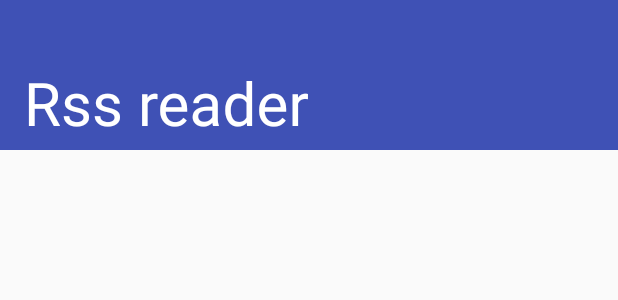
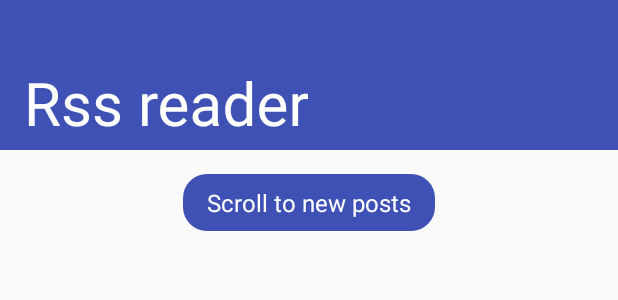
Before and after one commit to drukarev/RssReader, an Android app: the layout activity_main.xml on its own in the app's theme, with its tools: preview values and no code run, on a phone screen of 412 x 824 dp. Shown: the top 300 px of the screen. Run offline under Robolectric (Android 15) with nearby library versions, the phone set to English and light mode, and no system bars.

Commit message:
Add scroll-to-top-button for cases when list was updated when its top wasn't visible.

```diff
--- a/app/build.gradle
+++ b/app/build.gradle
@@ -55,6 +55,7 @@ dependencies {
     implementation "androidx.room:room-runtime:$room_version"
     kapt "androidx.room:room-compiler:$room_version"
     implementation "androidx.room:room-ktx:$room_version"
+    implementation "org.koin:koin-android:2.0.1"
 
     testImplementation 'junit:junit:4.12'
     androidTestImplementation 'androidx.test.ext:junit:1.1.1'
--- /dev/null
+++ b/app/src/main/res/drawable/button_state.xml
@@ -0,0 +1,9 @@
+<?xml version="1.0" encoding="utf-8"?>
+<selector xmlns:android="http://schemas.android.com/apk/res/android">
+    <item android:state_enabled="true">
+        <shape android:shape="rectangle">
+            <corners android:radius="@dimen/spaceM" />
+            <solid android:color="@color/colorPrimary" />
+        </shape>
+    </item>
+</selector>
--- a/app/src/main/res/layout/activity_main.xml
+++ b/app/src/main/res/layout/activity_main.xml
@@ -2,7 +2,8 @@
 <androidx.coordinatorlayout.widget.CoordinatorLayout xmlns:android="http://schemas.android.com/apk/res/android"
     xmlns:app="http://schemas.android.com/apk/res-auto"
     android:layout_width="match_parent"
-    android:layout_height="match_parent">
+    android:layout_height="match_parent"
+    xmlns:tools="http://schemas.android.com/tools">
 
     <com.google.android.material.appbar.AppBarLayout
         android:id="@+id/appBar"
@@ -38,4 +39,18 @@
             android:layout_height="match_parent"
             app:layoutManager="androidx.recyclerview.widget.LinearLayoutManager" />
     </androidx.swiperefreshlayout.widget.SwipeRefreshLayout>
+
+    <TextView
+        style="@style/Button"
+        android:id="@+id/updateButton"
+        android:layout_width="wrap_content"
+        android:layout_height="wrap_content"
+        android:layout_gravity="top|center_horizontal"
+        android:background="@drawable/button_state"
+        android:layout_marginTop="@dimen/spaceM"
+        app:layout_behavior="@string/appbar_scrolling_view_behavior"
+        app:layout_dodgeInsetEdges="top"
+        android:visibility="gone"
+        android:text="Scroll to new posts"
+        tools:visibility="visible"/>
 </androidx.coordinatorlayout.widget.CoordinatorLayout>
--- a/app/src/main/res/values/colors.xml
+++ b/app/src/main/res/values/colors.xml
@@ -5,7 +5,7 @@
     <color name="colorAccent">#FFFFFF</color>
 
     <color name="textPrimary">#000000</color>
-    <color name="textHeadline">#FFFFFF</color>
+    <color name="textPrimaryInverted">#FFFFFF</color>
     <color name="textSecondary">#4D4C4C</color>
     <color name="textInfo">#4D4C4C</color>
 </resources>
--- a/app/src/main/res/values/dimens.xml
+++ b/app/src/main/res/values/dimens.xml
@@ -6,6 +6,7 @@
     <dimen name="textS">12sp</dimen>
 
     <dimen name="spaceM">16dp</dimen>
+    <dimen name="spaceS">8dp</dimen>
 
     <dimen name="cardRadius">8dp</dimen>
     <dimen name="cardElevation">4dp</dimen>
--- a/app/src/main/res/values/styles.xml
+++ b/app/src/main/res/values/styles.xml
@@ -11,7 +11,7 @@
     </style>
 
     <style name="Text.Headline">
-        <item name="android:textColor">@color/textHeadline</item>
+        <item name="android:textColor">@color/textPrimaryInverted</item>
     </style>
 
     <style name="Text.Headline.Primary">
@@ -37,6 +37,11 @@
         <item name="android:textSize">@dimen/textS</item>
     </style>
 
+    <style name="Text.Button">
+        <item name="android:textColor">@color/textPrimaryInverted</item>
+        <item name="android:textSize">@dimen/textM</item>
+    </style>
+
     <style name="CollapsingToolbarLayout">
         <item name="collapsedTitleTextAppearance">@style/Text.Headline.Secondary</item>
         <item name="expandedTitleTextAppearance">@style/Text.Headline.Primary</item>
@@ -48,4 +53,13 @@
         <item name="layout_scrollFlags">scroll|exitUntilCollapsed|snap</item>
         <item name="titleEnabled">true</item>
     </style>
+
+    <style name="Button">
+        <item name="android:paddingTop">@dimen/spaceS</item>
+        <item name="android:paddingBottom">@dimen/spaceS</item>
+        <item name="android:paddingStart">@dimen/spaceM</item>
+        <item name="android:paddingEnd">@dimen/spaceM</item>
+        <item name="android:background">@drawable/button_state</item>
+        <item name="android:textAppearance">@style/Text.Button</item>
+    </style>
 </resources>
```
Also changed, not shown: app/src/main/java/com/example/rssreader/MainActivity.kt (+16 -2 lines), app/src/main/java/com/example/rssreader/view/FeedAdapter.kt (+14 -1 lines).
